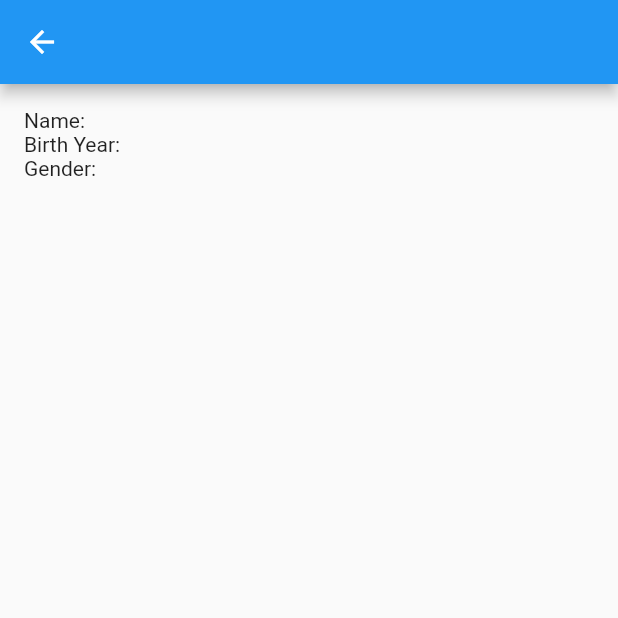
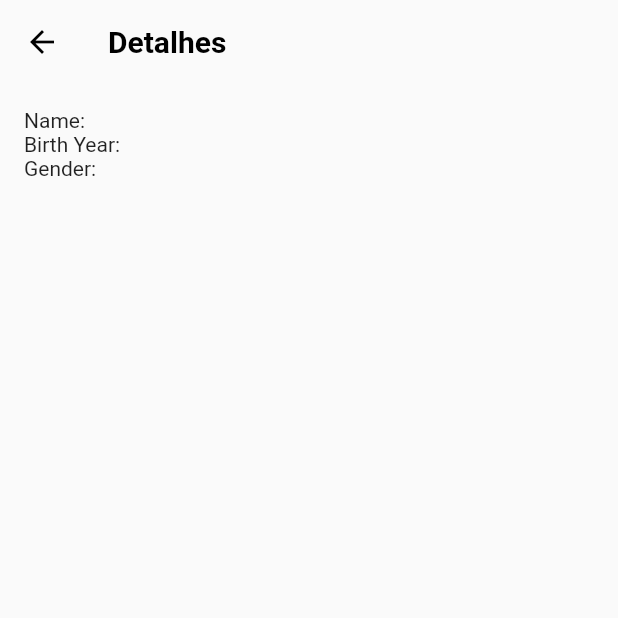
Before and after one commit to lucianamcedro/app-starwars, a Flutter app: the PersonDetailScreen screen opened directly with empty values, on a phone screen of 412 x 824 dp, the top half of it. Run offline on Flutter 3.47's test engine with Material 2 defaults, Android fonts, the light colour scheme and no system bars; our stand-ins replace dio, flutter_bloc, get_it, shared_preferences; accounts and stored records are empty; network calls fail.

Commit message:
ajustando appbar

```diff
--- a/lib/pages/detail/person_detail_screen.dart
+++ b/lib/pages/detail/person_detail_screen.dart
@@ -9,7 +9,20 @@ class PersonDetailScreen extends StatelessWidget {
   Widget build(BuildContext context) {
     return Scaffold(
       appBar: AppBar(
-        title: Text(person.name),
+        elevation: 0,
+        backgroundColor: Colors.transparent,
+        title: const Text(
+          'Detalhes',
+          style: TextStyle(
+            color: Colors.black,
+            fontWeight: FontWeight.bold,
+            fontSize: 20,
+          ),
+        ),
+        iconTheme: IconThemeData(
+          color: Colors.black,
+        ),
+        centerTitle: false,
       ),
       body: Padding(
         padding: const EdgeInsets.all(16.0),
--- a/lib/pages/home/widgets/movies_page.dart
+++ b/lib/pages/home/widgets/movies_page.dart
@@ -33,6 +33,9 @@ class _MoviesPageState extends State<MoviesPage> {
             fontWeight: FontWeight.bold,
             fontSize: 20,
           ),
+        ),
+        iconTheme: IconThemeData(
+          color: Colors.black,
         ),
         centerTitle: false,
       ),
--- a/lib/pages/home/widgets/person_page.dart
+++ b/lib/pages/home/widgets/person_page.dart
@@ -39,6 +39,9 @@ class _PersonPageState extends State<PersonPage> {
             fontWeight: FontWeight.bold,
             fontSize: 20,
           ),
+        ),
+        iconTheme: IconThemeData(
+          color: Colors.black,
         ),
         centerTitle: false,
       ),
--- a/lib/pages/home/widgets/planet_page.dart
+++ b/lib/pages/home/widgets/planet_page.dart
@@ -33,6 +33,9 @@ class _PlanetPageState extends State<PlanetPage> {
             fontWeight: FontWeight.bold,
             fontSize: 20,
           ),
+        ),
+        iconTheme: IconThemeData(
+          color: Colors.black,
         ),
         centerTitle: false,
       ),
```
Also changed, not shown: lib/pages/favorites/favorites_page.dart (+16 -2 lines).
